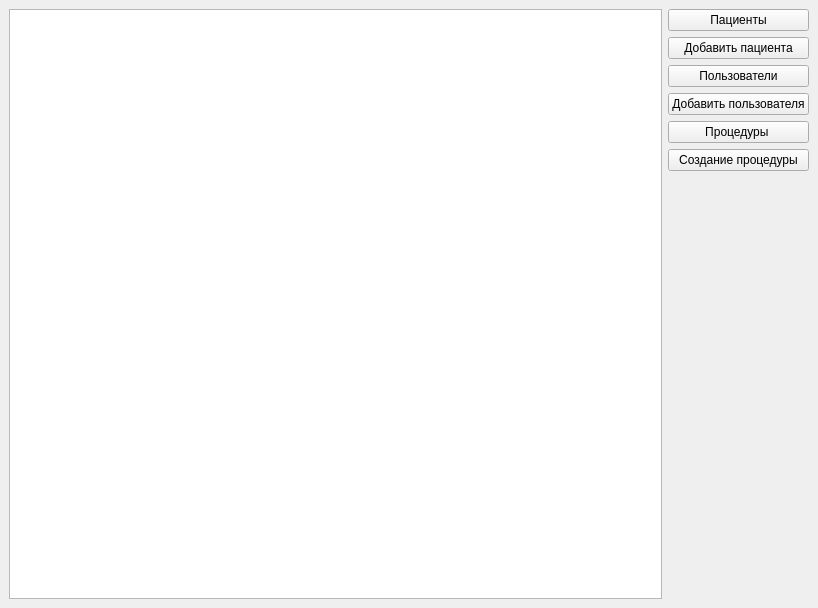
Before: the Qt Designer form app/forms/forms.ui/main.ui in nikit044ka/Diplom, drawn with Qt 5.
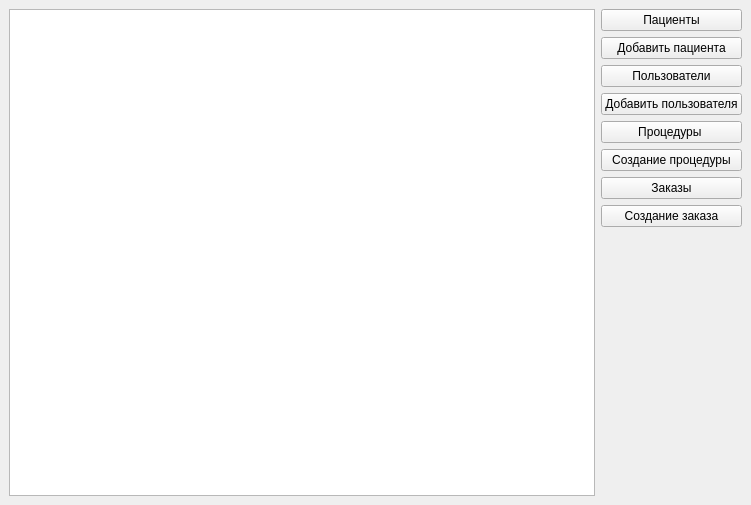
After: the same form once the commit is applied.

Commit message: create print data

The edit to the form file:
```diff
--- a/app/forms/forms.ui/main.ui
+++ b/app/forms/forms.ui/main.ui
@@ -6,8 +6,8 @@
    <rect>
     <x>0</x>
     <y>0</y>
-    <width>818</width>
-    <height>608</height>
+    <width>751</width>
+    <height>505</height>
    </rect>
   </property>
   <property name="windowTitle">
@@ -18,7 +18,14 @@
     <item>
      <layout class="QHBoxLayout" name="horizontalLayout">
       <item>
-       <widget class="QTableWidget" name="tableWidget"/>
+       <widget class="QTableWidget" name="data_table">
+        <attribute name="horizontalHeaderShowSortIndicator" stdset="0">
+         <bool>true</bool>
+        </attribute>
+        <attribute name="horizontalHeaderStretchLastSection">
+         <bool>true</bool>
+        </attribute>
+       </widget>
       </item>
       <item>
        <layout class="QVBoxLayout" name="verticalLayout_2">
@@ -66,6 +73,20 @@
             </property>
            </widget>
           </item>
+          <item>
+           <widget class="QPushButton" name="orders_btn">
+            <property name="text">
+             <string>Заказы</string>
+            </property>
+           </widget>
+          </item>
+          <item>
+           <widget class="QPushButton" name="create_orders_btn">
+            <property name="text">
+             <string>Создание заказа</string>
+            </property>
+           </widget>
+          </item>
          </layout>
         </item>
         <item>
```
Left out of the diff: 12 changed lines with no effect on the pictures. The commit also changes 9 other files.
